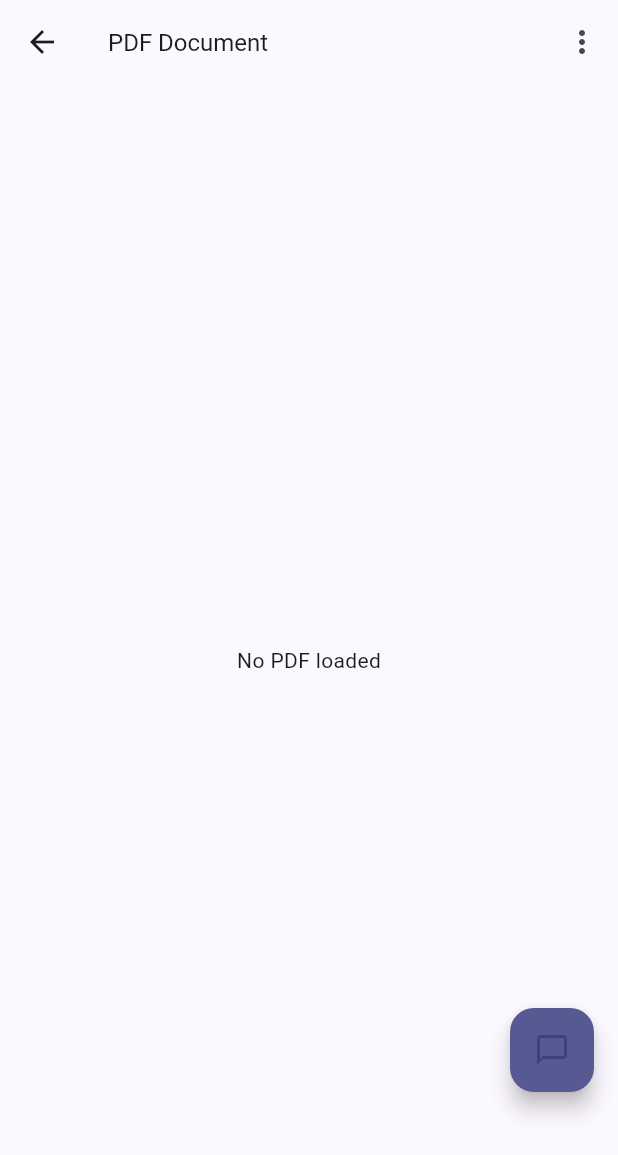
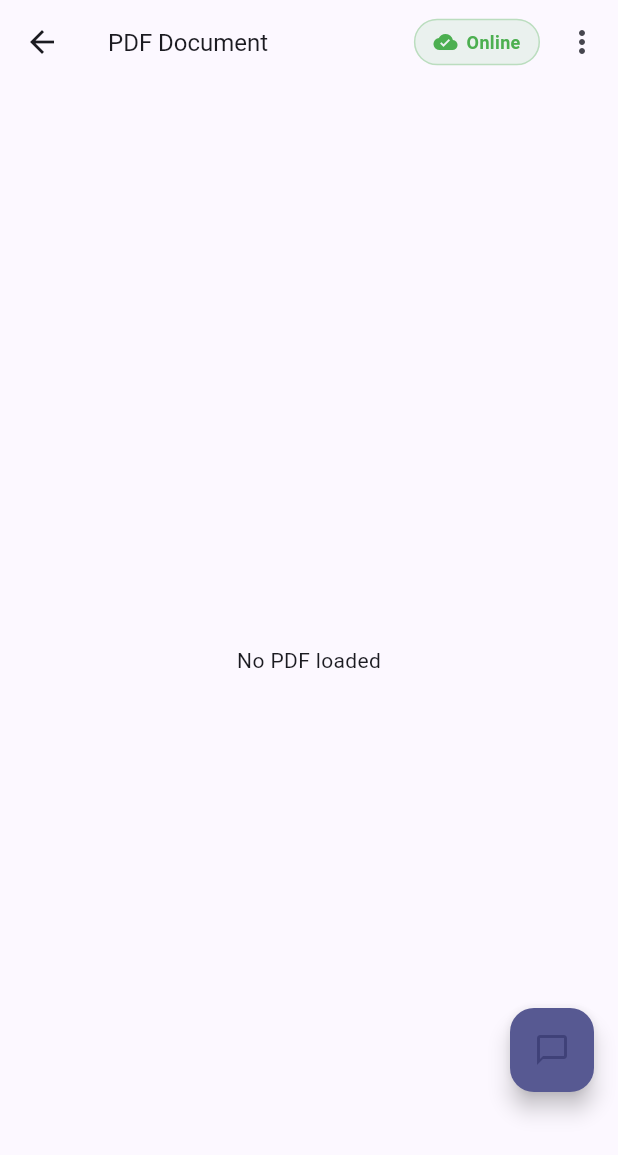
Before and after one commit to rayedriasat/ScholarMate, a Flutter app: the PdfViewerScreen screen opened directly, on a phone screen of 412 x 824 dp. Shown: the top 1155 px of the screen. Run offline on Flutter 3.47's test engine with Material 3 defaults, Android fonts, the phone set to English and light mode, and no system bars; our stand-ins replace camera, connectivity_plus, drift, drift_flutter, file_picker, flutter_colorpicker and 7 more; missing offline and left inert: flutter_tesseract_ocr, google_sign_in_all_platforms, syncfusion_flutter_pdf, syncfusion_flutter_pdfviewer, universal_html; accounts and stored records are empty; generated files the repository leaves out were written again; network calls fail.

Commit message:
Offline indicators are back, syncing when back online
Need to test the drive refresh token, when logged in it doesn't need relogin, let's see if we need it after a day

```diff
--- a/frontend/lib/screens/file_explorer_screen.dart
+++ b/frontend/lib/screens/file_explorer_screen.dart
@@ -13,6 +13,7 @@ import '../widgets/tag_filter_panel.dart';
 import '../widgets/tag_selection_dialog.dart';
 import '../widgets/sharing_dialog.dart';
 import '../widgets/indexing_progress_panel.dart';
+import '../widgets/connectivity_indicator.dart';
 import 'pdf_viewer_screen.dart';
 import 'markdown_viewer_screen.dart';
 import 'document_scanner_screen.dart';
@@ -651,6 +652,11 @@ class _FileExplorerScreenState extends State<FileExplorerScreen> {
               icon: const Icon(Icons.refresh),
               onPressed: _refresh,
               tooltip: 'Refresh',
+            ),
+            // Connectivity and sync status indicator
+            const Padding(
+              padding: EdgeInsets.symmetric(horizontal: 4),
+              child: ConnectivityIndicator(),
             ),
             // Indexing progress button
             Consumer<IndexingService>(
--- a/frontend/lib/screens/pdf_viewer_screen.dart
+++ b/frontend/lib/screens/pdf_viewer_screen.dart
@@ -14,6 +14,7 @@ import '../widgets/annotation_toolbar.dart';
 import '../widgets/annotation_list_panel.dart';
 import '../widgets/tts_controls.dart';
 import '../widgets/file_metadata_sidebar.dart';
+import '../widgets/connectivity_indicator.dart';
 import 'ai_chat_screen.dart';
 
 /// Full-screen PDF viewer with navigation controls and annotations
@@ -866,6 +867,11 @@ class _PdfViewerScreenState extends State<PdfViewerScreen>
           ],
         ),
         actions: [
+          // Connectivity and sync status indicator
+          const Padding(
+            padding: EdgeInsets.symmetric(horizontal: 4),
+            child: ConnectivityIndicator(),
+          ),
           // On Android, use overflow menu to prevent toolbar overflow
           if (isAndroid)
             PopupMenuButton<String>(
```
Also changed, not shown: 3 other files.
